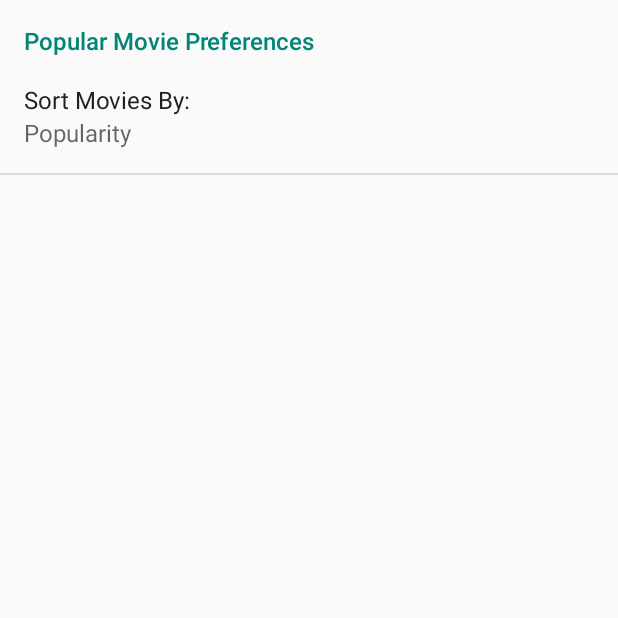
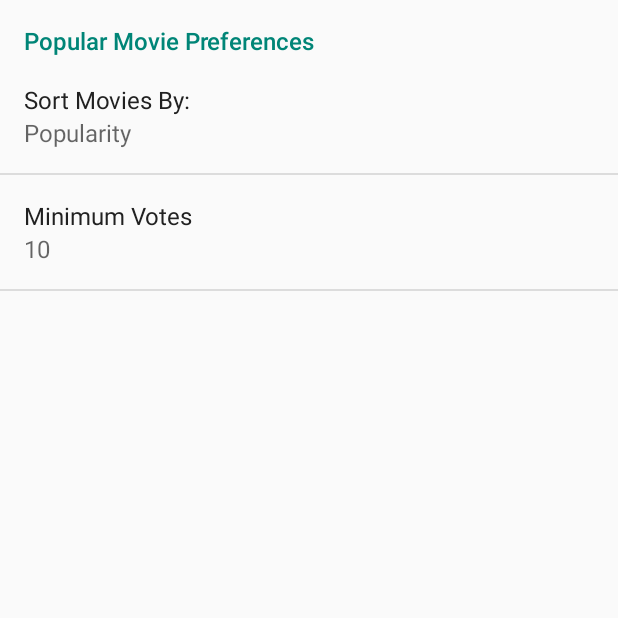
Before and after one commit to codecharlie/Udacity001_PopMovies, an Android app: the screen it shows after launch (SettingsActivity), in the options menu, after a tap on "Settings", on a phone screen of 412 x 824 dp, the top half of it. Run offline under Robolectric (Android 15) with nearby library versions, the phone set to English and light mode, and no system bars; our stand-ins replace Picasso; pictures from the network do not load.

Commit message:
Fixed List Refresh and added Minimum Votes
Fixed Movie List refresh that occurs after changing the preferences
Added a Minimum Votes preference to get rid of the junk results you can
get that are caused by one-vote-wonders…

```diff
--- a/app/src/main/java/com/polymorphic_solutions/popularmovies/FetchMovieListTask.java
+++ b/app/src/main/java/com/polymorphic_solutions/popularmovies/FetchMovieListTask.java
@@ -49,11 +49,14 @@ public class FetchMovieListTask extends AsyncTask<String, Void, List<Movie>> {
         try {
 
             final String BASE_URL = "http://api.themoviedb.org/3/discover/movie?";
+            final String MIN_VOTES = "vote_count.gte";
             final String SORT_BY = "sort_by";
             final String KEY = "api_key";
             String sortBy = params[0];
+            String minVotes = params[1];
 
             Uri builtUri = Uri.parse(BASE_URL).buildUpon()
+                    .appendQueryParameter(MIN_VOTES, minVotes)      // I added the Minimum Votes piece because of getting poor-quality results --> one vote wonders break things!
                     .appendQueryParameter(SORT_BY, sortBy)
                     .appendQueryParameter(KEY, API_KEY)
                     .build();
@@ -133,6 +136,7 @@ public class FetchMovieListTask extends AsyncTask<String, Void, List<Movie>> {
         final String OVERVIEW = "overview";
         final String VOTE_AVERAGE = "vote_average";
         final String RELEASE_DATE = "release_date";
+        final String VOTE_COUNT = "vote_count";
 
         JSONObject moviesJson = new JSONObject(moviesJsonStr);
         JSONArray moviesArray = moviesJson.getJSONArray(ARRAY_OF_MOVIES);
@@ -147,12 +151,13 @@ public class FetchMovieListTask extends AsyncTask<String, Void, List<Movie>> {
             String overview = movie.getString(OVERVIEW);
             String rating = movie.getString(VOTE_AVERAGE);
             String releaseDate = getYear(movie.getString(RELEASE_DATE));
+            String votes = movie.getString(VOTE_COUNT);
 
-            if (overview == null || overview == ""){
+            if (overview == null || overview == "" || overview == "null"){
                 overview = "No Summary for this movie can be found";
             }
 
-            movies.add(new Movie(title, poster, overview, rating, releaseDate));
+            movies.add(new Movie(title, poster, overview, rating, releaseDate, votes));
 
         }
 
--- a/app/src/main/java/com/polymorphic_solutions/popularmovies/MainActivityFragment.java
+++ b/app/src/main/java/com/polymorphic_solutions/popularmovies/MainActivityFragment.java
@@ -1,6 +1,7 @@
 package com.polymorphic_solutions.popularmovies;
 
 import android.app.Fragment;
+import android.content.Context;
 import android.content.Intent;
 import android.content.SharedPreferences;
 import android.os.Bundle;
@@ -24,8 +25,9 @@ public class MainActivityFragment extends Fragment {
     private final String SAVED_MOVIES = "saved_movies";
     private SharedPreferences mPrefs;
     private ImageAdapter mMoviePosterAdapter;
-    String sortOrder;
-    List<Movie> movies = new ArrayList<Movie>();
+    private String sortOrder;
+    private String minVotes;
+    private List<Movie> movies = new ArrayList<Movie>();
 
     public MainActivityFragment() {
         setHasOptionsMenu(true);
@@ -38,12 +40,21 @@ public class MainActivityFragment extends Fragment {
         mPrefs = PreferenceManager.getDefaultSharedPreferences(getActivity());
         sortOrder = mPrefs.getString(getString(R.string.pref_sort_key), getString(R.string.pref_sort_order_default_value));
 
+        // I added the Minimum Votes piece because of getting poor-quality results --> one vote wonders break things!
+        minVotes = mPrefs.getString("votesKey", getString(R.string.pref_votes_default_value));
+
         if(savedInstanceState != null){
             ArrayList<Movie> savedMovies = new ArrayList<Movie>();
             savedMovies = savedInstanceState.<Movie>getParcelableArrayList(SAVED_MOVIES);
             movies.clear();
             movies.addAll(savedMovies);
         }
+    }
+
+    @Override
+    public void onResume() {
+        super.onResume();
+        checkForPreferenceChanges();
     }
 
     @Override
@@ -84,16 +95,7 @@ public class MainActivityFragment extends Fragment {
     @Override
     public void onStart() {
         super.onStart();
-
-        // get sort order
-        String prefSortOrder = mPrefs.getString(getString(R.string.pref_sort_key), getString(R.string.pref_sort_order_default_value));
-
-        if(movies.size() > 0 && prefSortOrder.equals(sortOrder)) {
-            updatePosterAdapter();
-        }else{
-            sortOrder = prefSortOrder;
-            getMovies();
-        }
+        checkForPreferenceChanges();
     }
 
     @Override
@@ -111,17 +113,32 @@ public class MainActivityFragment extends Fragment {
             public void onTaskCompleted(List<Movie> results) {
                 movies.clear();
                 movies.addAll(results);
-                updatePosterAdapter();
+                updatePosters();
             }
         });
-        fetchMovieList.execute(sortOrder);
+        fetchMovieList.execute(sortOrder, minVotes);
     }
 
     // Need to provide a way to update the Movie Posters
-    private void updatePosterAdapter() {
+    private void updatePosters() {
         mMoviePosterAdapter.clear();
         for(Movie movie : movies) {
             mMoviePosterAdapter.add(movie.getPoster());
         }
     }
+
+    // Need a simple way of checking if we need to requery for movies
+    private void checkForPreferenceChanges(){
+        Context context = this.getActivity().getBaseContext();
+        String prefSortOrder = Utility.getPreferedSorting(context);
+        String prefMinVotes = Utility.getPreferedMinVotes(context);
+
+        if(movies.size() > 0 && prefSortOrder.equals(sortOrder)  && prefMinVotes.equals(minVotes)) {
+            updatePosters();
+        }else{
+            sortOrder = prefSortOrder;
+            minVotes = prefMinVotes;
+            getMovies();
+        }
+    }
 }
--- a/app/src/main/java/com/polymorphic_solutions/popularmovies/MovieDetailFragment.java
+++ b/app/src/main/java/com/polymorphic_solutions/popularmovies/MovieDetailFragment.java
@@ -54,7 +54,7 @@ public class MovieDetailFragment extends Fragment {
         title.setText(movie.getTitle());
         Picasso.with(getActivity()).load(movie.getPoster()).into(poster);
         releaseDate.setText(movie.getReleaseDate());
-        ratings.setText(movie.getRating() + "/10");
+        ratings.setText(movie.getRating() + "/10   ( " + movie.getVoteCount() + "-Votes )");
         overview.setText(movie.getOverview());
     }
 
--- a/app/src/main/java/com/polymorphic_solutions/popularmovies/SettingsActivity.java
+++ b/app/src/main/java/com/polymorphic_solutions/popularmovies/SettingsActivity.java
@@ -26,6 +26,7 @@ public class SettingsActivity extends PreferenceActivity implements Preference.O
         addPreferencesFromResource(R.xml.pref_general);
 
         bindPreferenceSummaryToValue(findPreference(getString(R.string.pref_sort_key)));
+        bindPreferenceSummaryToValue(findPreference(getString(R.string.pref_votes_key)));   // I added the Minimum Votes piece because of getting poor-quality results --> one vote wonders break things!
     }
 
 
--- /dev/null
+++ b/app/src/main/java/com/polymorphic_solutions/popularmovies/Utility.java
@@ -0,0 +1,20 @@
+package com.polymorphic_solutions.popularmovies;
+
+import android.content.Context;
+import android.content.SharedPreferences;
+import android.preference.PreferenceManager;
+
+/**
+ * This will take care of all encompass all of the common functions
+ */
+public class Utility {
+    public static String getPreferedSorting(Context context){
+        SharedPreferences prefs = PreferenceManager.getDefaultSharedPreferences(context);
+        return prefs.getString(context.getString(R.string.pref_sort_key), context.getString(R.string.pref_sort_order_default_value));
+    }
+
+    public static String getPreferedMinVotes(Context context){
+        SharedPreferences prefs = PreferenceManager.getDefaultSharedPreferences(context);
+        return prefs.getString(context.getString(R.string.pref_votes_key), context.getString(R.string.pref_votes_default_value));
+    }
+}
--- a/app/src/main/res/values/arrays.xml
+++ b/app/src/main/res/values/arrays.xml
@@ -8,4 +8,19 @@
         <item>@string/sort_array_item_1_value</item>
         <item>@string/sort_array_item_2_value</item>
     </string-array>
+
+    <string-array name="votesArray">
+        <item>"1"</item>
+        <item>"10"</item>
+        <item>"100"</item>
+        <item>"1000"</item>
+        <item>"10000"</item>
+    </string-array>
+    <string-array name="votesArrayValues">
+        <item>"1"</item>
+        <item>"10"</item>
+        <item>"100"</item>
+        <item>"1000"</item>
+        <item>"10000"</item>
+    </string-array>
 </resources>
--- a/app/src/main/res/values/strings.xml
+++ b/app/src/main/res/values/strings.xml
@@ -14,4 +14,8 @@
     <string name="sort_array_item_2">Rating</string>
     <string name="sort_array_item_1_value">popularity.desc</string>
     <string name="sort_array_item_2_value">vote_average.desc</string>
+    <string name="pref_votes_title">Minimum Votes</string>
+    <string name="pref_votes_summary">Include only Movies that have at least this many votes</string>
+    <string name="pref_votes_key">votesKey</string>
+    <string name="pref_votes_default_value">10</string>
 </resources>
--- a/app/src/main/res/xml/pref_general.xml
+++ b/app/src/main/res/xml/pref_general.xml
@@ -12,6 +12,15 @@
             android:entries="@array/sortArray"
             android:entryValues="@array/sortArrayValues" />
 
+        <!-- I want to change this to a spinner later I think, right now it's  just a quick implementation... -->
+        <ListPreference
+            android:title="@string/pref_votes_title"
+            android:summary="@string/pref_votes_summary"
+            android:key="@string/pref_votes_key"
+            android:defaultValue="@string/pref_votes_default_value"
+            android:entries="@array/votesArray"
+            android:entryValues="@array/votesArrayValues" />
+
     </PreferenceCategory>
 
 </PreferenceScreen>
```
Also changed, not shown: app/src/main/java/com/polymorphic_solutions/popularmovies/Movie.java (+13 -1 lines).
